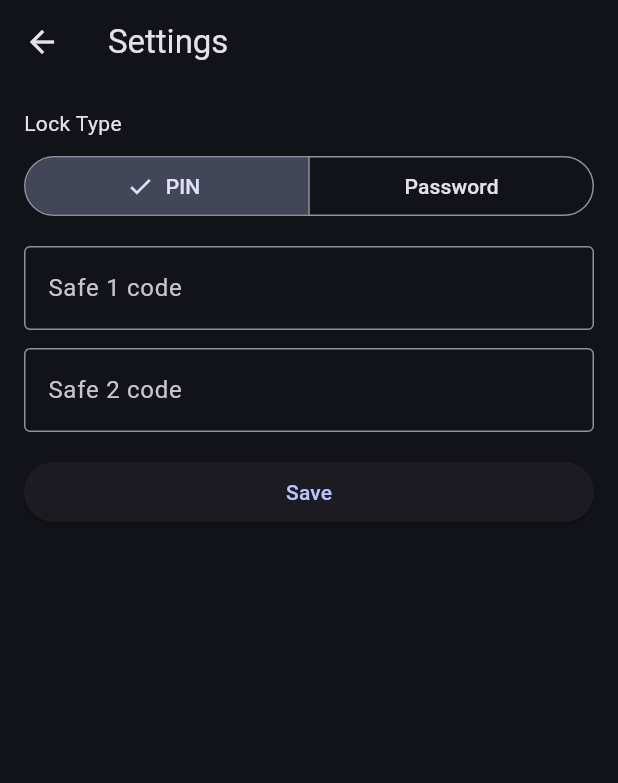
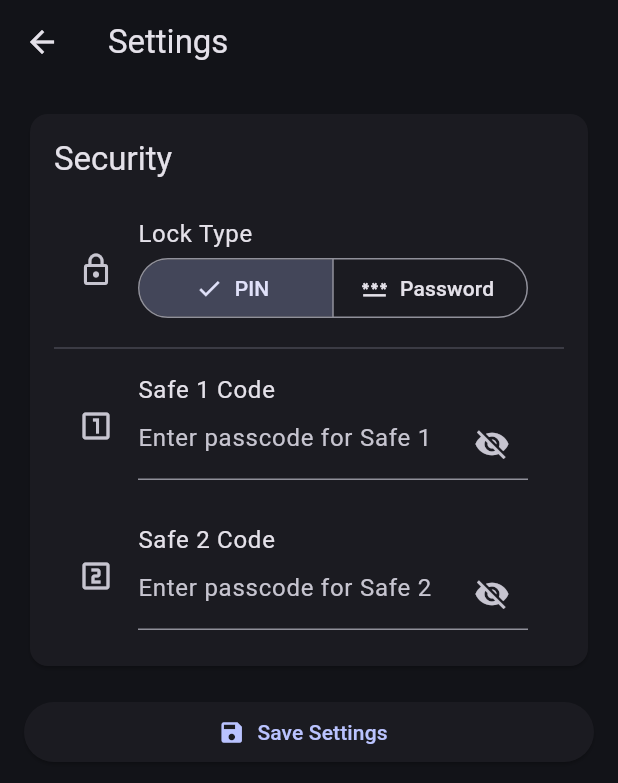
Before and after one commit to rishalsha/Services_App, a Flutter app: the SettingsScreen screen opened directly, after a tap on "PIN", on a phone screen of 412 x 824 dp. Shown: the top 783 px of the screen. Run offline on Flutter 3.47's test engine with Material 3 defaults, Android fonts, the phone set to English and light mode, and no system bars; our stand-ins replace file_picker, flutter_secure_storage, just_audio, nb_utils, open_filex, permission_handler and 1 more; missing offline and left inert: cryptography, video_thumbnail; accounts and stored records are empty.

Commit message:
feat: Modernize settings UI and add view toggle to safe 1

```diff
--- a/lib/src/features/safe_home/safe_home_screen.dart
+++ b/lib/src/features/safe_home/safe_home_screen.dart
@@ -150,7 +150,7 @@ class _SafeHomeScreenState extends State<SafeHomeScreen>
                 ),
               ]
             : [
-                if (widget.safeId == 2)
+                if (widget.safeId == 1)
                   IconButton(
                     onPressed: () {
                       setState(() {
--- a/lib/src/features/settings/settings_screen.dart
+++ b/lib/src/features/settings/settings_screen.dart
@@ -1,4 +1,5 @@
 import 'package:flutter/material.dart';
+import 'package:flutter/services.dart';
 import 'package:locker_app/src/core/services/settings_store.dart';
 
 class SettingsScreen extends StatefulWidget {
@@ -11,6 +12,8 @@ class _SettingsScreenState extends State<SettingsScreen> {
   LockType _type = LockType.password;
   final TextEditingController _p1 = TextEditingController();
   final TextEditingController _p2 = TextEditingController();
+  bool _isPassword1Visible = false;
+  bool _isPassword2Visible = false;
 
   @override
   void initState() {
@@ -39,37 +42,90 @@ class _SettingsScreenState extends State<SettingsScreen> {
       body: ListView(
         padding: const EdgeInsets.all(16),
         children: [
-          const Text('Lock Type'),
-          const SizedBox(height: 8),
-          SegmentedButton<LockType>(
-            segments: const [
-              ButtonSegment(value: LockType.pin, label: Text('PIN')),
-              ButtonSegment(value: LockType.password, label: Text('Password')),
-            ],
-            selected: {_type},
-            onSelectionChanged: (s) => setState(() => _type = s.first),
+          Card(
+            child: Padding(
+              padding: const EdgeInsets.all(16.0),
+              child: Column(
+                crossAxisAlignment: CrossAxisAlignment.start,
+                children: [
+                  Text('Security', style: Theme.of(context).textTheme.titleLarge),
+                  const SizedBox(height: 16),
+                  ListTile(
+                    leading: const Icon(Icons.lock_outline),
+                    title: const Text('Lock Type'),
+                    subtitle: SegmentedButton<LockType>(
+                      segments: const [
+                        ButtonSegment(value: LockType.pin, label: Text('PIN'), icon: Icon(Icons.pin)),
+                        ButtonSegment(value: LockType.password, label: Text('Password'), icon: Icon(Icons.password)),
+                      ],
+                      selected: {_type},
+                      onSelectionChanged: (s) {
+                        setState(() {
+                          _type = s.first;
+                          _p1.clear();
+                          _p2.clear();
+                        });
+                      },
+                    ),
+                  ),
+                  const Divider(),
+                  ListTile(
+                    leading: const Icon(Icons.looks_one_outlined),
+                    title: const Text('Safe 1 Code'),
+                    subtitle: TextField(
+                      controller: _p1,
+                      obscureText: !_isPassword1Visible,
+                      keyboardType: _type == LockType.pin ? TextInputType.number : TextInputType.text,
+                      inputFormatters: _type == LockType.pin ? [FilteringTextInputFormatter.digitsOnly] : [],
+                      decoration: InputDecoration(
+                        hintText: 'Enter passcode for Safe 1',
+                        suffixIcon: IconButton(
+                          icon: Icon(_isPassword1Visible ? Icons.visibility : Icons.visibility_off),
+                          onPressed: () {
+                            setState(() {
+                              _isPassword1Visible = !_isPassword1Visible;
+                            });
+                          },
+                        ),
+                      ),
+                    ),
+                  ),
+                  const SizedBox(height: 12),
+                  ListTile(
+                    leading: const Icon(Icons.looks_two_outlined),
+                    title: const Text('Safe 2 Code'),
+                    subtitle: TextField(
+                      controller: _p2,
+                      obscureText: !_isPassword2Visible,
+                      keyboardType: _type == LockType.pin ? TextInputType.number : TextInputType.text,
+                      inputFormatters: _type == LockType.pin ? [FilteringTextInputFormatter.digitsOnly] : [],
+                      decoration: InputDecoration(
+                        hintText: 'Enter passcode for Safe 2',
+                        suffixIcon: IconButton(
+                          icon: Icon(_isPassword2Visible ? Icons.visibility : Icons.visibility_off),
+                          onPressed: () {
+                            setState(() {
+                              _isPassword2Visible = !_isPassword2Visible;
+                            });
+                          },
+                        ),
+                      ),
+                    ),
+                  ),
+                ],
+              ),
+            ),
           ),
           const SizedBox(height: 16),
-          TextField(
-            controller: _p1,
-            obscureText: true,
-            decoration: const InputDecoration(labelText: 'Safe 1 code', border: OutlineInputBorder()),
-          ),
-          const SizedBox(height: 12),
-          TextField(
-            controller: _p2,
-            obscureText: true,
-            decoration: const InputDecoration(labelText: 'Safe 2 code', border: OutlineInputBorder()),
-          ),
-          const SizedBox(height: 16),
-          ElevatedButton(
+          ElevatedButton.icon(
             onPressed: () async {
               await SettingsStore.setLockType(_type);
               await SettingsStore.setPasscode(1, _p1.text);
               await SettingsStore.setPasscode(2, _p2.text);
               if (mounted) Navigator.of(context).pop();
             },
-            child: const Text('Save'),
+            icon: const Icon(Icons.save),
+            label: const Text('Save Settings'),
           )
         ],
       ),
```
